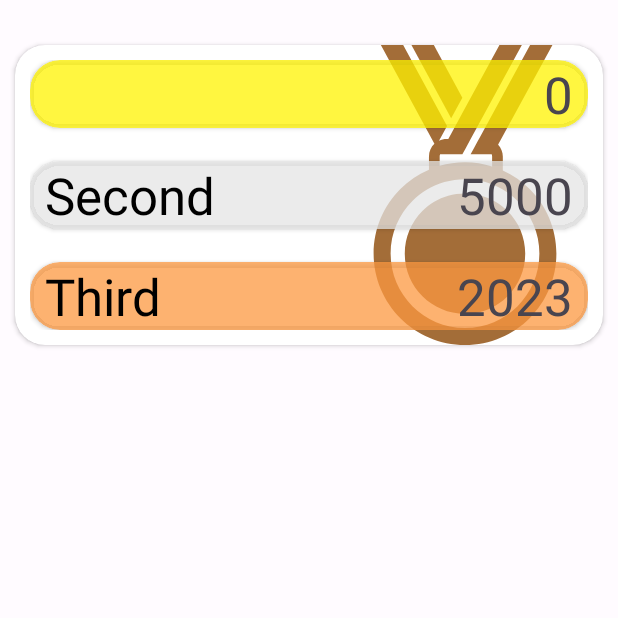
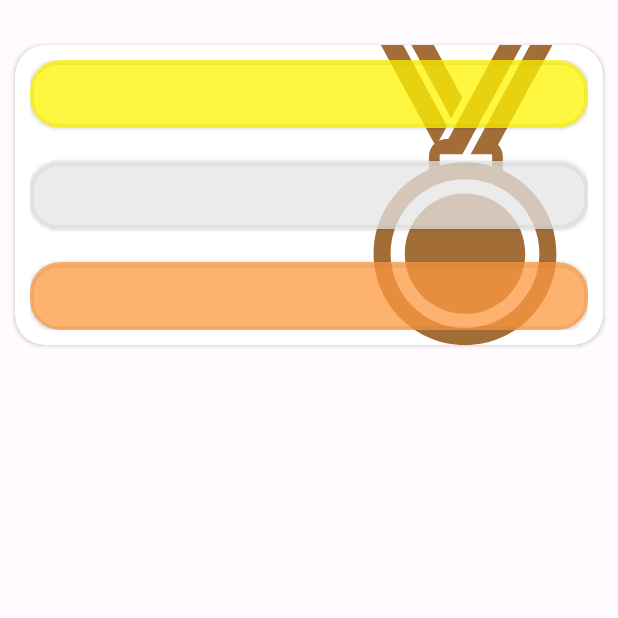
Before and after one commit to cdkontos/history_quiz, an Android app: the LeaderboardActivity screen opened directly, with no data from a screen before it, on a phone screen of 412 x 824 dp, the top half of it. Run offline under Robolectric (Android 15) with nearby library versions, the phone set to English and light mode, and no system bars.

Commit message:
final fix orientation leaderboard names blank name

```diff
--- a/app/src/main/res/layout/activity_leaderboard.xml
+++ b/app/src/main/res/layout/activity_leaderboard.xml
@@ -53,7 +53,7 @@
                         android:layout_height="wrap_content"
                         android:paddingLeft="10dp"
                         android:paddingRight="10dp"
-                        android:text="First"
+                        android:text=""
                         android:textColor="?android:attr/colorForeground"
                         android:textSize="34sp"
                         app:layout_constraintBottom_toBottomOf="parent"
@@ -66,7 +66,7 @@
                         android:layout_height="wrap_content"
                         android:paddingLeft="10dp"
                         android:paddingRight="10dp"
-                        android:text="9999"
+                        android:text=""
                         android:textSize="34sp"
                         app:layout_constraintBottom_toBottomOf="parent"
                         app:layout_constraintEnd_toEndOf="parent"
@@ -96,7 +96,7 @@
                         android:layout_height="wrap_content"
                         android:paddingLeft="10dp"
                         android:paddingRight="10dp"
-                        android:text="Second"
+                        android:text=""
                         android:textColor="?android:attr/colorForeground"
                         android:textSize="34sp"
                         app:layout_constraintBottom_toBottomOf="parent"
@@ -109,7 +109,7 @@
                         android:layout_height="wrap_content"
                         android:paddingLeft="10dp"
                         android:paddingRight="10dp"
-                        android:text="5000"
+                        android:text=""
                         android:textSize="34sp"
                         app:layout_constraintBottom_toBottomOf="parent"
                         app:layout_constraintEnd_toEndOf="parent"
@@ -137,7 +137,7 @@
                         android:layout_height="wrap_content"
                         android:paddingLeft="10dp"
                         android:paddingRight="10dp"
-                        android:text="Third"
+                        android:text=""
                         android:textColor="?android:attr/colorForeground"
                         android:textSize="34sp"
                         app:layout_constraintBottom_toBottomOf="parent"
@@ -150,7 +150,7 @@
                         android:layout_height="wrap_content"
                         android:paddingLeft="10dp"
                         android:paddingRight="10dp"
-                        android:text="2023"
+                        android:text=""
                         android:textSize="34sp"
                         app:layout_constraintBottom_toBottomOf="parent"
                         app:layout_constraintEnd_toEndOf="parent"
@@ -198,7 +198,7 @@
                         android:layout_width="wrap_content"
                         android:layout_height="wrap_content"
                         android:layout_marginStart="10dp"
-                        android:text="4"
+                        android:text="@string/_4"
                         android:textSize="34sp"
                         app:layout_constraintBottom_toBottomOf="parent"
                         app:layout_constraintStart_toStartOf="parent"
@@ -209,7 +209,7 @@
                         android:layout_width="wrap_content"
                         android:layout_height="wrap_content"
                         android:layout_marginStart="10dp"
-                        android:text="name"
+                        android:text=""
                         android:textSize="24sp"
                         app:layout_constraintBottom_toBottomOf="parent"
                         app:layout_constraintStart_toEndOf="@+id/leader_pos"
@@ -221,7 +221,7 @@
                         android:layout_height="wrap_content"
                         android:layout_marginEnd="10dp"
                         android:layout_weight="1"
-                        android:text="1337"
+                        android:text=""
                         android:textAlignment="viewEnd"
                         android:textSize="24sp"
                         app:layout_constraintBottom_toBottomOf="parent"
--- a/app/src/main/res/values/strings.xml
+++ b/app/src/main/res/values/strings.xml
@@ -12,4 +12,5 @@
     <string name="welcome_to_the_history_quiz">Welcome to the History Quiz!</string>
     <string name="play">Play</string>
     <string name="leaderboard">Leaderboard</string>
+    <string name="_4">4</string>
 </resources>
```
Also changed, not shown: app/src/main/AndroidManifest.xml (+16 -5 lines), app/src/main/java/com/example/history_quiz/RulesActivity.java (+14 -0 lines).
